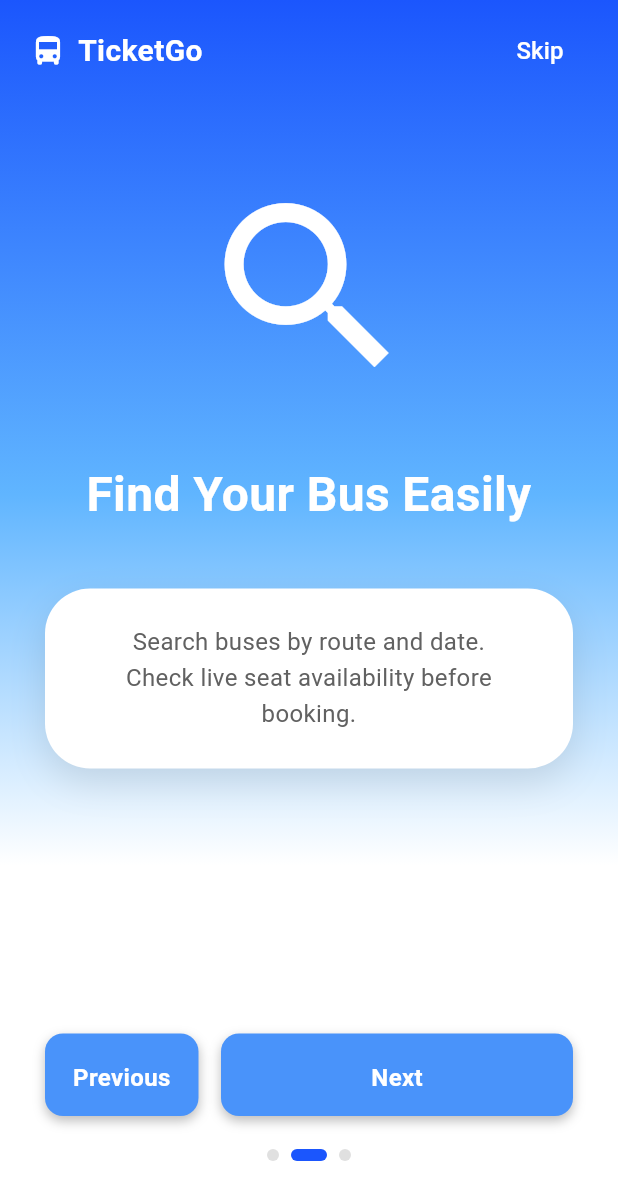
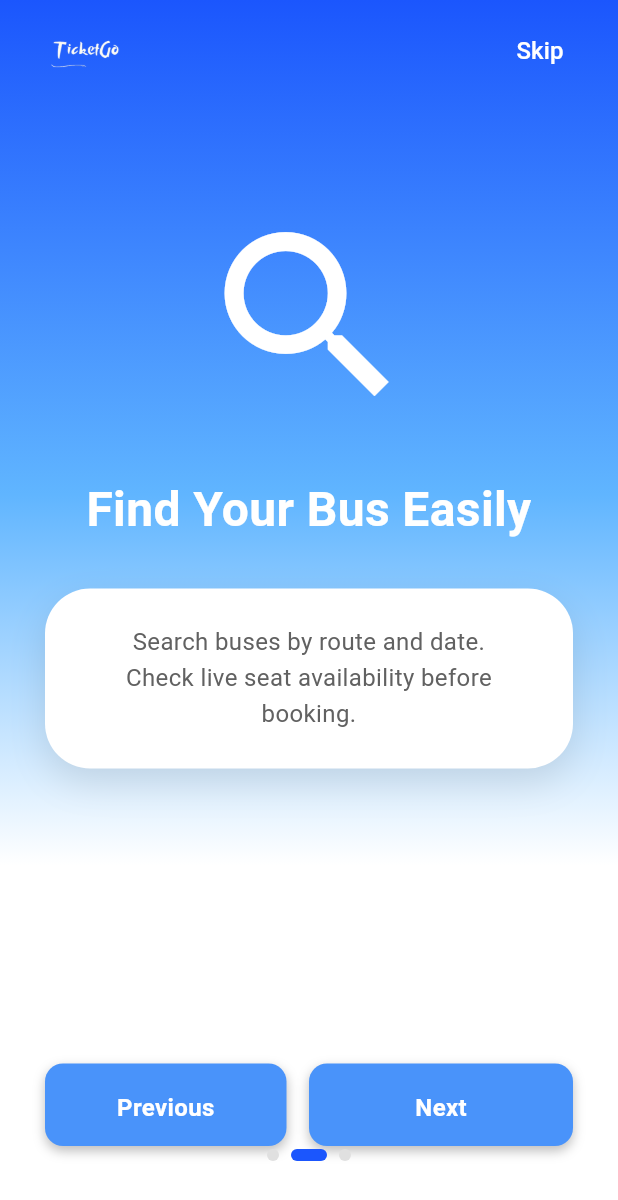
Before and after one commit to ChathuniRathnayake/Bus_Ticket_Issuing_App, a Flutter app: the OnboardingScreen screen opened directly, swiped to page 2, on a phone screen of 412 x 824 dp. Shown: the top 1200 px of the screen. Run offline on Flutter 3.47's test engine with Material 3 defaults, Android fonts, the phone set to English and light mode, and no system bars; our stand-ins replace firebase_core; accounts and stored records are empty.

Commit message:
added bus image

```diff
--- a/mobile_app/lib/passenger/onboarding/onboarding_screen.dart
+++ b/mobile_app/lib/passenger/onboarding/onboarding_screen.dart
@@ -15,18 +15,17 @@ class _OnboardingScreenState extends State<OnboardingScreen> {
 
   final List<OnboardingData> _pages = [
     OnboardingData(
-    imagePath: 'assets/images/logo.png',
       title: "Welcome to TicketGo",
       subtitle: "Travel smarter. Book faster. Ride easier.",
-      imagePath: 'assets/images/logo.png',
-      buttonText: "Next",
+      imagePaths: ['assets/images/bus.jpg', 'assets/images/logo.png'],
+      buttonText1: "Next",
     ),
     OnboardingData(
       title: "Find Your Bus Easily",
       description: "Search buses by route and date.\nCheck live seat availability before booking.",
       icon: Icons.search,
-      buttonText: "Next",
-      buttonText: "Previous",
+      buttonText1: "Next",
+      buttonText2: "Previous",
     ),
     OnboardingData(
       title: "Book Your Seat Anytime",
@@ -37,7 +36,8 @@ class _OnboardingScreenState extends State<OnboardingScreen> {
         "Digital ticket with QR code",
       ],
       icon: Icons.confirmation_num,
-      buttonText: "Get Started",
+      buttonText1: "Get Started",
+      buttonText2: "Previous",
     ),
   ];
 
@@ -118,18 +118,20 @@ class OnboardingData {
   final String? subtitle;
   final String? description;
   final List<String>? highlights;
-  final String buttonText;
+  final String buttonText1; // Page Next/GetStarted
+  final String? buttonText2; // Page Previous
   final IconData? icon;
-  final String? imagePath;
+  final List<String>? imagePaths;
 
   OnboardingData({
     required this.title,
     this.subtitle,
     this.description,
     this.highlights,
-    required this.buttonText,
+    required this.buttonText1,
+    this.buttonText2,
     this.icon,
-    this.imagePath,
+    this.imagePaths,
   });
 }
 
@@ -176,15 +178,14 @@ class _OnboardingPage extends StatelessWidget {
                       mainAxisAlignment: MainAxisAlignment.spaceBetween,
                       children: [
                         Row(
-                          children: const [
-                            Icon(Icons.directions_bus, color: Colors.white, size: 24),
-                            SizedBox(width: 8),
-                            Text(
-                              "TicketGo",
-                              style: TextStyle(
+                          children: [
+                            Image.asset(
+                              'assets/images/logo.png',
+                              height: 30,
+                              errorBuilder: (context, error, stackTrace) => const Icon(
+                                Icons.directions_bus,
                                 color: Colors.white,
-                                fontSize: 20,
-                                fontWeight: FontWeight.bold,
+                                size: 24,
                               ),
                             ),
                             ],
@@ -209,16 +210,25 @@ class _OnboardingPage extends StatelessWidget {
               padding: const EdgeInsets.symmetric(horizontal: 30),
               child: Column(
                 children: [
-                  if (data.imagePath != null)
-                    Image.asset(
-                      data.imagePath!,
-                      height: 150,
+                  if (data.imagePaths != null)
+                    Column(
+                      children: data.imagePaths!.asMap().entries.map((entry) {
+                        int idx = entry.key;
+                        String path = entry.value;
+                        return Padding(
+                          padding: EdgeInsets.only(bottom: idx < data.imagePaths!.length - 1 ? 20 : 0),
+                          child: Image.asset(
+                            path,
+                            height: data.imagePaths!.length > 1 ? 100 : 150,
                             fit: BoxFit.contain,
                             errorBuilder: (context, error, stackTrace) => const Icon(
                               Icons.image_not_supported,
-                        size: 150,
+                              size: 100,
                               color: Colors.white,
                             ),
+                          ),
+                        );
+                      }).toList(),
                     )
                   else if (data.icon != null)
                     Icon(
@@ -226,7 +236,7 @@ class _OnboardingPage extends StatelessWidget {
                       size: 150,
                       color: Colors.white,
                     ),
-                  const SizedBox(height: 40),
+                  const SizedBox(height: 30),
                   Text(
                     data.title,
                     textAlign: TextAlign.center,
@@ -248,7 +258,7 @@ class _OnboardingPage extends StatelessWidget {
                       ),
                     ),
                   ],
-                  const SizedBox(height: 40),
+                  const SizedBox(height: 30),
                   if (data.description != null || data.highlights != null)
                     Container(
                       width: double.infinity,
@@ -306,7 +316,7 @@ class _OnboardingPage extends StatelessWidget {
             const Spacer(flex: 2),
             // Navigation Buttons
             Padding(
-              padding: const EdgeInsets.symmetric(horizontal: 30, vertical: 80),
+              padding: const EdgeInsets.symmetric(horizontal: 30, vertical: 60),
               child: Row(
                 children: [
                   if (currentPage > 0)
@@ -316,18 +326,17 @@ class _OnboardingPage extends StatelessWidget {
                         child: SizedBox(
                           height: 55,
                           child: CustomButton(
-                            text: "Previous",
+                            text: data.buttonText2 ?? "Previous",
                             onTap: onPrevious,
                           ),
                         ),
                       ),
                     ),
                   Expanded(
-                    flex: 2,
                     child: SizedBox(
                       height: 55,
                       child: CustomButton(
-                        text: data.buttonText,
+                        text: data.buttonText1,
                         onTap: onNext,
                       ),
                     ),
--- a/mobile_app/pubspec.yaml
+++ b/mobile_app/pubspec.yaml
@@ -69,6 +69,7 @@ flutter:
   # To add assets to your application, add an assets section, like this:
   assets:
     - assets/images/logo.png
+    - assets/images/bus.jpg
 
 
   # An image asset can refer to one or more resolution-specific "variants", see
```
Lines whose indentation alone changed are shown as unchanged.
